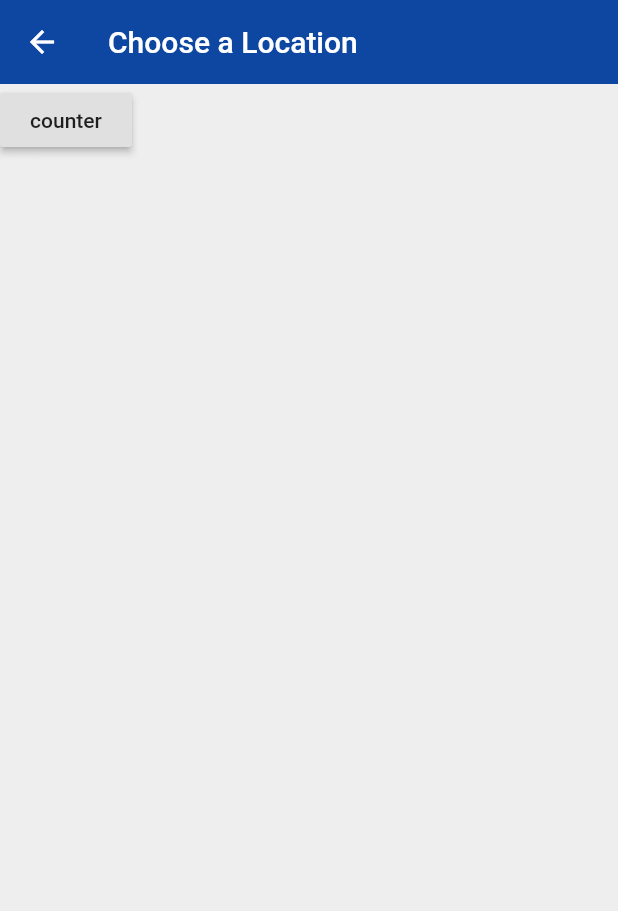
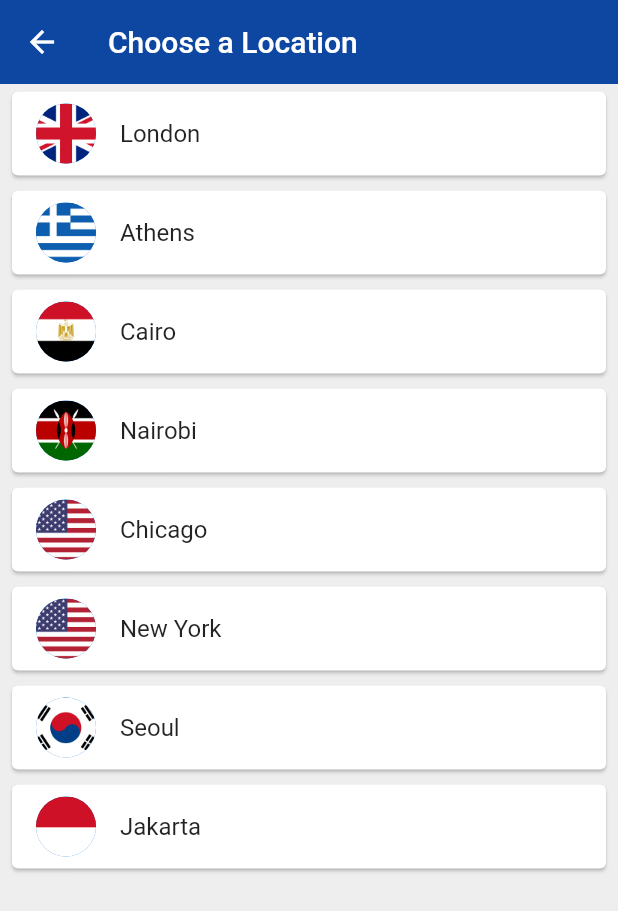
Before and after one commit to prabhashaamarathunga/worldtime, a Flutter app: the ChooseLocation screen opened by its route, on a phone screen of 412 x 824 dp. Shown: the top 911 px of the screen. Run offline on Flutter 3.47's test engine with Material 2 defaults, Android fonts, the phone set to English and light mode, and no system bars; our stand-ins replace flutter_spinkit; network calls fail.

Commit message:
World Time Complete

```diff
--- a/lib/pages/choose_location.dart
+++ b/lib/pages/choose_location.dart
@@ -1,4 +1,5 @@
 import 'package:flutter/material.dart';
+import 'package:world_time/services/world_time.dart';
 
 class ChooseLocation extends StatefulWidget {
   @override
@@ -6,6 +7,29 @@ class ChooseLocation extends StatefulWidget {
 }
 
 class _ChooseLocationState extends State<ChooseLocation> {
+
+  List<WorldTime> locations = [
+    WorldTime(url: 'Europe/London', location: 'London', flag: 'uk.png'),
+    WorldTime(url: 'Europe/Berlin', location: 'Athens', flag: 'greece.png'),
+    WorldTime(url: 'Africa/Cairo', location: 'Cairo', flag: 'egypt.png'),
+    WorldTime(url: 'Africa/Nairobi', location: 'Nairobi', flag: 'kenya.png'),
+    WorldTime(url: 'America/Chicago', location: 'Chicago', flag: 'usa.png'),
+    WorldTime(url: 'America/New_York', location: 'New York', flag: 'usa.png'),
+    WorldTime(url: 'Asia/Seoul', location: 'Seoul', flag: 'south_korea.png'),
+    WorldTime(url: 'Asia/Jakarta', location: 'Jakarta', flag: 'indonesia.png'),
+  ];
+
+  void updateTime(index) async{
+        WorldTime instance = locations[index];
+        await instance.getTime();
+        //navigate to home screen
+        Navigator.pop(context, {
+          'location': instance.location,
+          'flag': instance.flag,
+          'time': instance.time,
+          'isDaytime' : instance.isDaytime,
+        });
+  }
 
   @override
   Widget build(BuildContext context) {
@@ -17,13 +41,25 @@ class _ChooseLocationState extends State<ChooseLocation> {
           title: Text('Choose a Location'),
           elevation: 0,
         ),
-      body: RaisedButton(
-        onPressed: (){
-          setState(() {
-          });
+        body: ListView.builder(
+          itemCount: locations.length,
+          itemBuilder: (context, index){
+            return Padding(
+              padding: const EdgeInsets.symmetric(vertical: 1.0, horizontal: 4.0),
+              child: Card(
+                child: ListTile(
+                  onTap: () {
+                      updateTime(index);
                   },
-        child: Text('counter'),
+                  title: Text(locations[index].location),
+                  leading: CircleAvatar(
+                    backgroundImage: AssetImage('assets/${locations[index].flag}'),
                   ),
+                ),
+              ),
+            );
+          },
+        )
     );
   }
 }
--- a/lib/services/world_time.dart
+++ b/lib/services/world_time.dart
@@ -1,11 +1,13 @@
 import 'package:http/http.dart';
 import 'dart:convert';
+import 'package:intl/intl.dart';
 
 class WorldTime {
   String location;
   String time;
   String flag; // url to an assest
   String url; // location url for api endpoints
+  bool isDaytime;
 
   WorldTime({this.location,this.flag,this.url});
 
@@ -27,8 +29,9 @@ class WorldTime {
       DateTime now = DateTime.parse(datetime);
       now = now.add(Duration(hours: int.parse(offset)));
 
+      isDaytime = now.hour > 6 && now.hour < 20 ? true : false;
       //Set time property
-      time = now.toString();
+      time = DateFormat.jm().format(now);
 
     }catch(e){
       print('Caught Error: $e');
```
Also changed, not shown: lib/pages/home.dart (+69 -10 lines), lib/pages/loading.dart (+10 -4 lines), pubspec.yaml (+4 -3 lines), assets/day.png (added), assets/egypt.png (added), assets/germany.png (added), assets/greece.png (added), assets/indonesia.png (added), assets/kenya.png (added), assets/night.png (added), assets/south_korea.png (added), assets/uk.png (added), assets/usa.png (added), pubspec.lock. Lines whose indentation alone changed are shown as unchanged.
